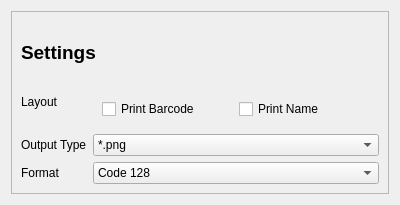
First picture: the form in ui_files/settings_widget.ui, repository olk90/pyBLG, before the edit.
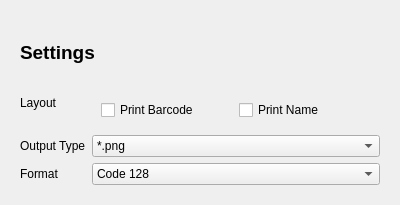
Second picture: the form after the edit.

Commit message: removed visible frames

What changed in the file:
```diff
--- a/ui_files/settings_widget.ui
+++ b/ui_files/settings_widget.ui
@@ -17,10 +17,10 @@
    <item>
     <widget class="QFrame" name="frame">
      <property name="frameShape">
-      <enum>QFrame::StyledPanel</enum>
+      <enum>QFrame::NoFrame</enum>
      </property>
      <property name="frameShadow">
-      <enum>QFrame::Raised</enum>
+      <enum>QFrame::Plain</enum>
      </property>
      <layout class="QVBoxLayout" name="settingsFrameLayout">
       <item>
```
The commit also changes 2 other files.
